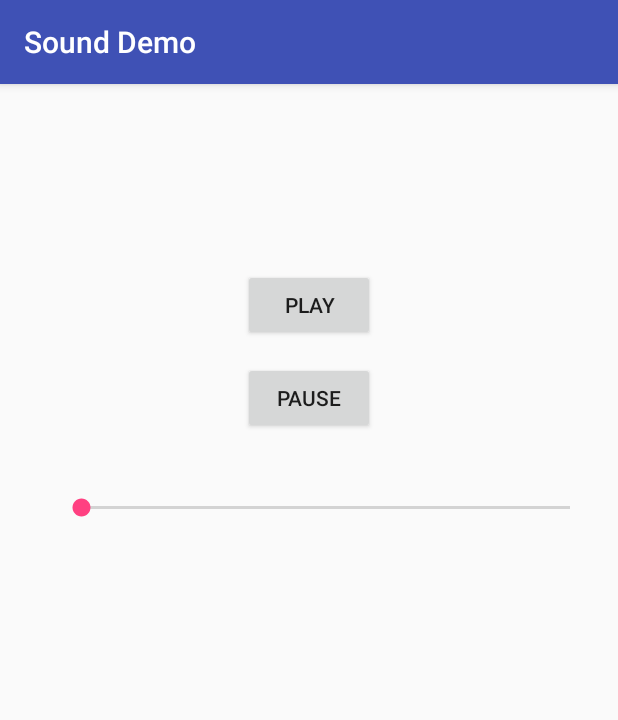
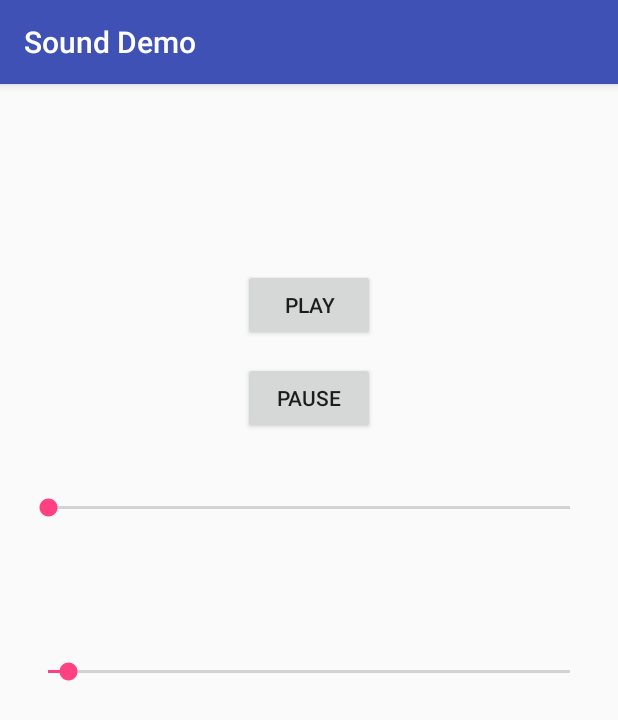
Before and after one commit to 4everstudent/SoundDemo, an Android app: the screen it shows after launch (MainActivity), after a tap on "PLAY", on a phone screen of 412 x 824 dp. Shown: the top 720 px of the screen. Run offline under Robolectric (Android 15) with nearby library versions, the phone set to English and light mode, and no system bars.

Commit message:
Add SeekBar to scrub through the audio file.

```diff
--- a/app/src/main/java/a4everstudent/sounddemo/MainActivity.java
+++ b/app/src/main/java/a4everstudent/sounddemo/MainActivity.java
@@ -8,6 +8,9 @@ import android.support.v7.app.AppCompatActivity;
 import android.util.Log;
 import android.view.View;
 import android.widget.SeekBar;
+
+import java.util.Timer;
+import java.util.TimerTask;
 
 public class MainActivity extends AppCompatActivity {
 
@@ -43,6 +46,38 @@ public class MainActivity extends AppCompatActivity {
         volumeControl.setMax(maxVolume);
         volumeControl.setProgress(currentVolume);
 
+
+        final SeekBar scrubber = (SeekBar) findViewById(R.id.scrubber);
+        scrubber.setMax(mplayer.getDuration());
+
+        new Timer().scheduleAtFixedRate(new TimerTask() {
+            @Override
+            public void run() {
+                scrubber.setProgress(mplayer.getCurrentPosition());
+            }
+        }, 0, 100);
+
+        scrubber.setOnSeekBarChangeListener(new SeekBar.OnSeekBarChangeListener() {
+            @Override
+            public void onProgressChanged(SeekBar seekBar, int progress, boolean fromUser) {
+                if(fromUser){
+                    mplayer.seekTo(progress);
+                }
+
+            }
+
+            @Override
+            public void onStartTrackingTouch(SeekBar seekBar) {
+
+            }
+
+            @Override
+            public void onStopTrackingTouch(SeekBar seekBar) {
+
+            }
+        });
+
+
         volumeControl.setOnSeekBarChangeListener(new SeekBar.OnSeekBarChangeListener() {
             @Override
             public void onProgressChanged(SeekBar seekBar, int progress, boolean fromUser) {
--- a/app/src/main/res/layout/activity_main.xml
+++ b/app/src/main/res/layout/activity_main.xml
@@ -25,14 +25,12 @@
         android:layout_width="wrap_content"
         android:layout_height="wrap_content"
         android:layout_below="@+id/pauseButton"
-        android:layout_alignParentLeft="true"
-        android:layout_alignParentStart="true"
-        android:layout_marginLeft="22dp"
-        android:layout_marginStart="22dp"
         android:layout_marginTop="40dp"
         android:id="@+id/seekBar"
         android:layout_alignParentRight="true"
-        android:layout_alignParentEnd="true" />
+        android:layout_alignParentEnd="true"
+        android:layout_alignParentLeft="true"
+        android:layout_alignParentStart="true" />
 
     <Button
         android:text="PLAY"
@@ -43,4 +41,15 @@
         android:layout_marginTop="107dp"
         android:layout_alignParentTop="true"
         android:layout_centerHorizontal="true" />
+
+    <SeekBar
+        android:layout_width="wrap_content"
+        android:layout_height="wrap_content"
+        android:layout_marginTop="91dp"
+        android:layout_below="@+id/seekBar"
+        android:id="@+id/scrubber"
+        android:layout_alignParentLeft="true"
+        android:layout_alignParentStart="true"
+        android:layout_alignParentRight="true"
+        android:layout_alignParentEnd="true" />
 </RelativeLayout>
--- a/app/src/main/res/values/strings.xml
+++ b/app/src/main/res/values/strings.xml
@@ -1,3 +1,5 @@
 <resources>
     <string name="app_name">Sound Demo</string>
+
+
 </resources>
```
